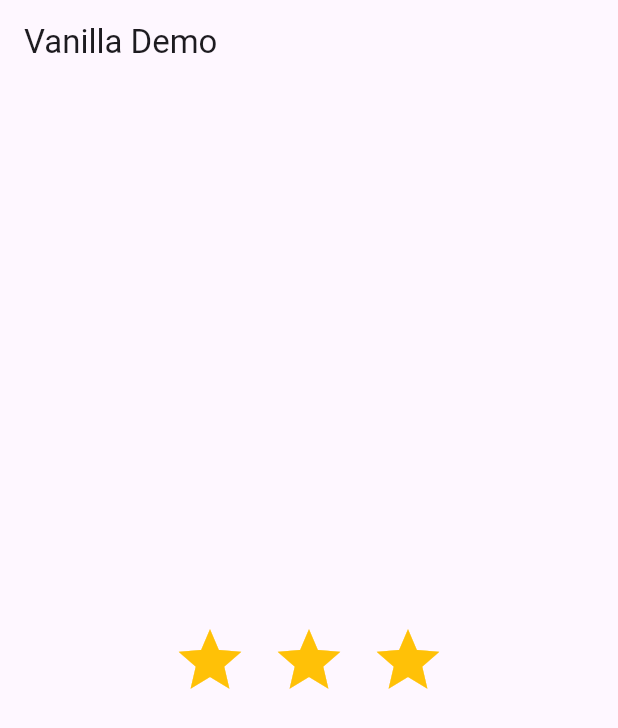
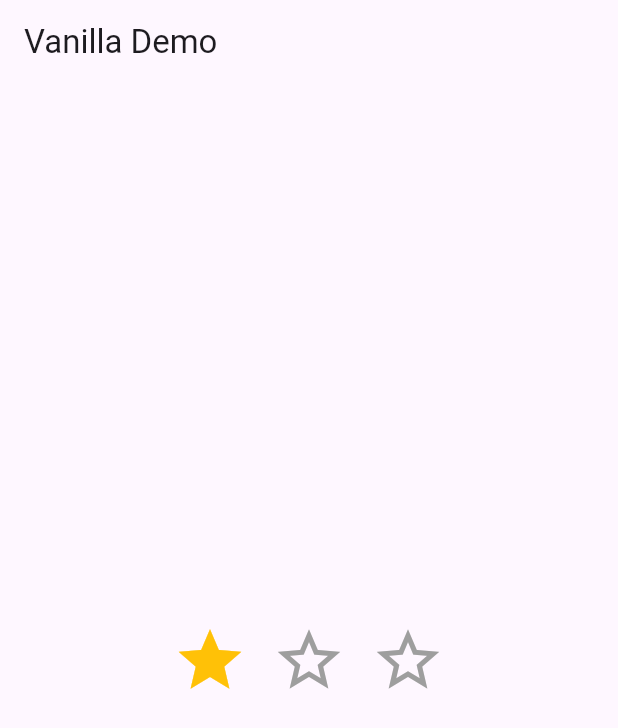
Before and after one commit to TheBaytur/vanilla_demo, a Flutter app: the screen it shows after launch, after a tap on the "star border" icon, on a phone screen of 412 x 824 dp. Shown: the top 728 px of the screen. Run offline on Flutter 3.47's test engine with Material 3 defaults, Android fonts, the phone set to English and light mode, and no system bars.

Commit message:
Rating Stars correct

```diff
--- a/lib/main.dart
+++ b/lib/main.dart
@@ -46,6 +46,19 @@
                     : Icon(Icons.star_border, size: _size, color: Colors.grey),
               onPressed: () {
                 setState(() {
+                  _rating = 1;
+                },
+                );
+              },
+              ),
+            ),
+            Container(
+              child: IconButton(
+                icon: (_rating >= 2)
+                    ? Icon(Icons.star, size: _size, color: Colors.amber)
+                    : Icon(Icons.star_border, size: _size, color: Colors.grey),
+              onPressed: () {
+                setState(() {
                   _rating = 2;
                 },
                 );
@@ -54,25 +67,12 @@
             ),
             Container(
               child: IconButton(
-                icon: (_rating >= 1)
+                icon: (_rating >= 3)
                     ? Icon(Icons.star, size: _size, color: Colors.amber)
                     : Icon(Icons.star_border, size: _size, color: Colors.grey),
               onPressed: () {
                 setState(() {
-                  _rating = 1;
-                },
-                );
-              },
-              ),
-            ),
-            Container(
-              child: IconButton(
-                icon: (_rating >= 1)
-                    ? Icon(Icons.star, size: _size, color: Colors.amber)
-                    : Icon(Icons.star_border, size: _size, color: Colors.grey),
-              onPressed: () {
-                setState(() {
-                  _rating = 1;
+                  _rating = 3;
                 },
                 );
               },
```
